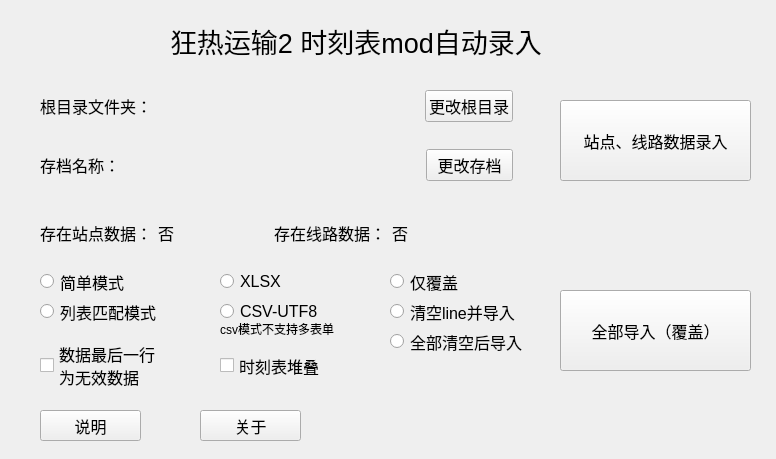
First picture: the form in ui/mainui.ui, repository zm0423/tpf2_autofill, before the edit.
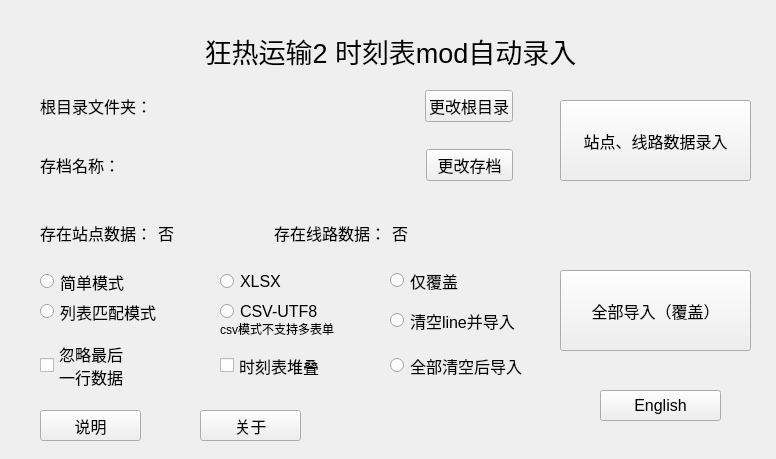
Second picture: the form after the edit.

Commit message: english supported + markdown instruction

Patch:
```diff
--- a/ui/mainui.ui
+++ b/ui/mainui.ui
@@ -35,7 +35,7 @@
    <property name="geometry">
     <rect>
      <x>560</x>
-     <y>290</y>
+     <y>270</y>
      <width>191</width>
      <height>81</height>
     </rect>
@@ -202,9 +202,9 @@
   <widget class="QLabel" name="label">
    <property name="geometry">
     <rect>
-     <x>170</x>
-     <y>20</y>
-     <width>441</width>
+     <x>110</x>
+     <y>30</y>
+     <width>561</width>
      <height>41</height>
     </rect>
    </property>
@@ -216,13 +216,16 @@
    <property name="text">
     <string>狂热运输2 时刻表mod自动录入</string>
    </property>
+   <property name="alignment">
+    <set>Qt::AlignmentFlag::AlignCenter</set>
+   </property>
   </widget>
   <widget class="QRadioButton" name="easymode">
    <property name="geometry">
     <rect>
      <x>40</x>
      <y>270</y>
-     <width>109</width>
+     <width>161</width>
      <height>23</height>
     </rect>
    </property>
@@ -235,7 +238,7 @@
     <rect>
      <x>40</x>
      <y>300</y>
-     <width>141</width>
+     <width>171</width>
      <height>23</height>
     </rect>
    </property>
@@ -274,7 +277,7 @@
     <rect>
      <x>220</x>
      <y>320</y>
-     <width>141</width>
+     <width>171</width>
      <height>18</height>
     </rect>
    </property>
@@ -292,13 +295,13 @@
     <rect>
      <x>40</x>
      <y>340</y>
-     <width>141</width>
+     <width>151</width>
      <height>51</height>
     </rect>
    </property>
    <property name="text">
-    <string>数据最后一行
-为无效数据</string>
+    <string>忽略最后
+一行数据</string>
    </property>
   </widget>
   <widget class="QPushButton" name="settinginfo">
@@ -318,9 +321,9 @@
    <property name="geometry">
     <rect>
      <x>220</x>
-     <y>350</y>
-     <width>151</width>
-     <height>31</height>
+     <y>340</y>
+     <width>161</width>
+     <height>51</height>
     </rect>
    </property>
    <property name="text">
@@ -331,9 +334,9 @@
    <property name="geometry">
     <rect>
      <x>390</x>
-     <y>270</y>
-     <width>109</width>
-     <height>23</height>
+     <y>260</y>
+     <width>161</width>
+     <height>41</height>
     </rect>
    </property>
    <property name="text">
@@ -346,7 +349,7 @@
      <x>390</x>
      <y>300</y>
      <width>151</width>
-     <height>23</height>
+     <height>41</height>
     </rect>
    </property>
    <property name="text">
@@ -357,9 +360,9 @@
    <property name="geometry">
     <rect>
      <x>390</x>
-     <y>330</y>
+     <y>340</y>
      <width>151</width>
-     <height>23</height>
+     <height>51</height>
     </rect>
    </property>
    <property name="text">
@@ -379,6 +382,19 @@
     <string>关于</string>
    </property>
   </widget>
+  <widget class="QPushButton" name="language_button">
+   <property name="geometry">
+    <rect>
+     <x>600</x>
+     <y>390</y>
+     <width>121</width>
+     <height>31</height>
+    </rect>
+   </property>
+   <property name="text">
+    <string>English</string>
+   </property>
+  </widget>
  </widget>
  <resources/>
  <connections/>
```
The commit also changes 30 other files.
